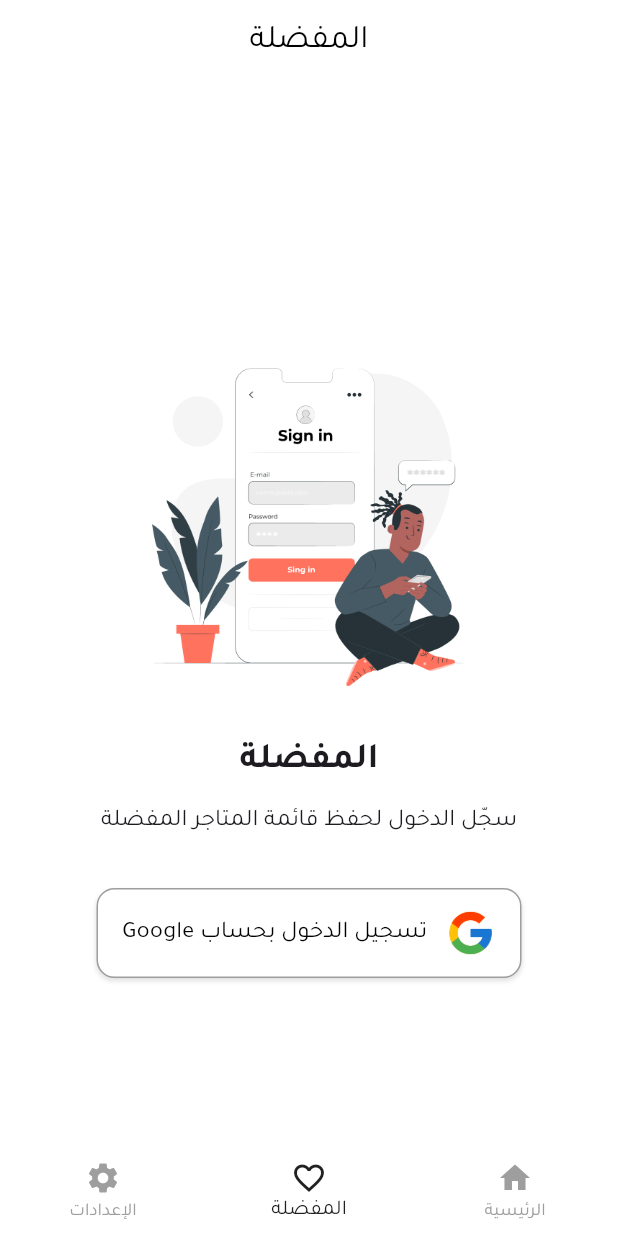
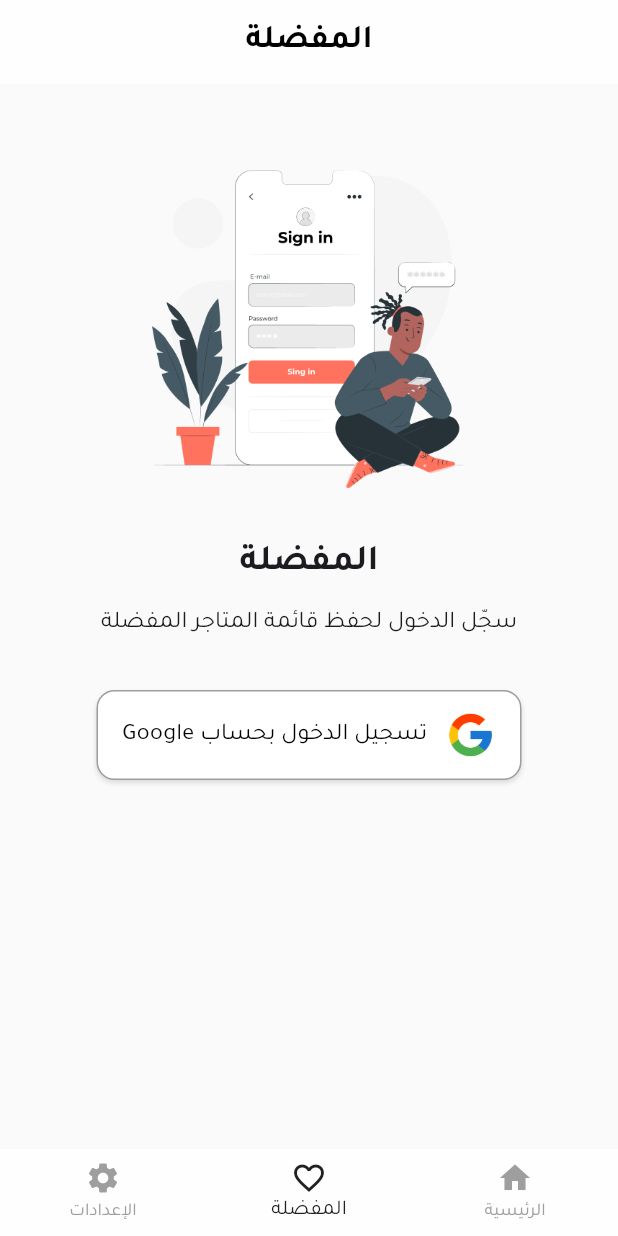
Before and after one commit to BaraAttar/Couponati, a Flutter app: the screen it shows after launch, item 2 of the bottom bar chosen, on a phone screen of 412 x 824 dp. Run offline on Flutter 3.47's test engine with Material 3 defaults, Android fonts, the phone set to English and light mode, and no system bars; drawn by our look-alikes of flutter_bounceable; our stand-ins replace carousel_slider, flutter_dotenv, flutter_secure_storage, google_sign_in, logger, shared_preferences and 1 more; accounts and stored records are empty; network calls fail.

Commit message:
fix: favourites, settings pages UI

```diff
--- a/lib/features/favourites/favourites_page.dart
+++ b/lib/features/favourites/favourites_page.dart
@@ -1,6 +1,5 @@
+import 'dart:ui';
 import 'package:flutter/material.dart';
-// import 'package:my_app/core/logger/logger_service.dart';
-// import 'package:my_app/core/storage/token_storage.dart';
 import 'package:my_app/features/auth/auth_controller.dart';
 import 'package:my_app/features/auth/widgets/google_signin_button.dart';
 import 'package:my_app/features/favourites/favourites_controller.dart';
@@ -13,62 +12,99 @@ import 'package:skeletonizer/skeletonizer.dart';
 class Favourites extends StatelessWidget {
   const Favourites({super.key});
 
+  Future<void> _onRefresh(FavouritesController favController) async {
+    await favController.fetchFavourites();
+  }
+
   @override
   Widget build(BuildContext context) {
-    // void onPressed() async {
-    //   final token = await TokenStorage.getToken();
-    //   AppLogger.d(token.toString());
-    // }
+    final theme = Theme.of(context);
+    final favController = context.read<FavouritesController>();
+    final headerHeight = kToolbarHeight + MediaQuery.of(context).padding.top;
 
     return Scaffold(
-      appBar: AppBar(title: Text(S.of(context).favourites_title), centerTitle: true),
-      body: SafeArea(
+      backgroundColor: Theme.of(context).colorScheme.surfaceDim,
+      body: Stack(
+        children: [
+          // ✅ المحتوى الرئيسي مع السحب للتحديث
+          RefreshIndicator(
+            displacement: headerHeight + 20,
+            onRefresh: () => _onRefresh(favController),
             child: Consumer<AuthController>(
-          builder: (context, auth, child) {
-            // return ElevatedButton(onPressed: onPressed, child: Text("token"));
+              builder: (context, auth, _) {
                 if (auth.isLoading) {
                   return const Center(child: CircularProgressIndicator());
                 }
 
                 if (!auth.isLoggedIn) {
-              return _buildGuestView(context);
-            }
-
-            final favController = context.read<FavouritesController>();
-
-            // تحميل المفضلة عند تسجيل الدخول إذا كانت فارغة
-            if (favController.favourites.isEmpty && !favController.isLoading) {
-              favController.fetchFavourites();
+                  return _buildGuestView(context, headerHeight);
                 }
 
                 return Consumer<FavouritesController>(
-              builder: (context, favourites, child) {
+                  builder: (context, favourites, _) {
                     if (favourites.isLoading) {
-                  return _loadingSkeletonContent();
+                      return _loadingSkeletonContent(headerHeight);
                     }
 
-                if (favourites.favourites.isEmpty) {
-                  return Center(
-                    child: Text(S.of(context).favourites_no_favourites),
-                  );
+                    final favList = favourites.favourites;
+
+                    if (favList.isEmpty) {
+                      return _emptyFavouritesView(context, headerHeight);
                     }
 
-                return _favouritesListContent(context, favourites.favourites);
+                    return _favouritesListContent(
+                      context,
+                      favList,
+                      headerHeight,
+                    );
                   },
                 );
               },
             ),
           ),
+
+          // ✅ الهيدر الزجاجي (Blur)
+          Positioned(
+            top: 0,
+            left: 0,
+            right: 0,
+            child: ClipRect(
+              child: BackdropFilter(
+                filter: ImageFilter.blur(sigmaX: 20, sigmaY: 20),
+                child: Container(
+                  height: headerHeight,
+                  padding: EdgeInsets.only(
+                    top: MediaQuery.of(context).padding.top,
+                  ),
+                  alignment: Alignment.center,
+                  decoration: BoxDecoration(
+                    color: theme.colorScheme.surface.withValues(alpha: 0.7),
+                  ),
+                  child: Text(
+                    S.of(context).favourites_title,
+                    style: theme.textTheme.titleLarge?.copyWith(
+                      fontWeight: FontWeight.w600,
+                      color: theme.colorScheme.onSurface,
+                    ),
+                  ),
+                ),
+              ),
+            ),
+          ),
+        ],
+      ),
     );
   }
 
-  Widget _buildGuestView(BuildContext context) {
+  /// 🩵 واجهة المستخدم في حال المستخدم ضيف
+  Widget _buildGuestView(BuildContext context, double headerHeight) {
     final theme = Theme.of(context);
 
-    return Center(
-      child: Padding(
-        padding: const EdgeInsets.all(24.0),
-        child: Column(
+    return ListView(
+      physics: const AlwaysScrollableScrollPhysics(),
+      padding: EdgeInsets.only(top: headerHeight + 40, left: 24, right: 24),
+      children: [
+        Column(
           mainAxisAlignment: MainAxisAlignment.center,
           children: [
             Image.asset(
@@ -100,15 +136,18 @@ class Favourites extends StatelessWidget {
               ),
             ),
             const SizedBox(height: 32),
-            GoogleSigninButton(),
+            const GoogleSigninButton(),
           ],
         ),
-      ),
+      ],
     );
   }
 
-  Widget _loadingSkeletonContent() {
+  /// 🩶 محتوى التحميل (skeletons)
+  Widget _loadingSkeletonContent(double headerHeight) {
     return ListView.builder(
+      padding: EdgeInsets.only(top: headerHeight + 8, bottom: 32),
+      physics: const AlwaysScrollableScrollPhysics(),
       itemCount: 3,
       itemBuilder: (context, index) {
         return Skeletonizer(
@@ -125,17 +164,36 @@ class Favourites extends StatelessWidget {
     );
   }
 
+  /// ❤️ قائمة المفضلات
   Widget _favouritesListContent(
     BuildContext context,
     List<StoreModel> favouritesList,
+    double headerHeight,
   ) {
     return ListView.builder(
+      padding: EdgeInsets.only(top: headerHeight + 8, bottom: 32),
+      physics: const AlwaysScrollableScrollPhysics(),
       itemCount: favouritesList.length,
       itemBuilder: (context, index) {
-        // AppLogger.d(favouritesList[index].coupon.length.toString());
         final store = favouritesList[index];
         return StoreCard(store: store);
       },
     );
   }
+
+  /// 🩶 في حال لا توجد مفضلة
+  Widget _emptyFavouritesView(BuildContext context, double headerHeight) {
+    return ListView(
+      physics: const AlwaysScrollableScrollPhysics(),
+      padding: EdgeInsets.only(top: headerHeight + 100),
+      children: [
+        Center(
+          child: Text(
+            S.of(context).favourites_no_favourites,
+            style: Theme.of(context).textTheme.bodyLarge,
+          ),
+        ),
+      ],
+    );
   }
+}
--- a/lib/features/settings/settings_page.dart
+++ b/lib/features/settings/settings_page.dart
@@ -47,7 +47,7 @@ class _SettingsState extends State<Settings> {
               child: Container(
                 height: MediaQuery.of(context).padding.top,
                 decoration: BoxDecoration(
-                  color: theme.colorScheme.surfaceDim.withValues(alpha: 0.7),
+                  color: theme.colorScheme.surface.withValues(alpha: 0.7),
                 ),
               ),
             ),
--- a/lib/main.dart
+++ b/lib/main.dart
@@ -12,7 +12,6 @@ import 'package:provider/provider.dart';
 import 'package:flutter_dotenv/flutter_dotenv.dart';
 import 'generated/l10n.dart';
 
-// TODO: add Localization files [ar-en]
 void main() async {
   WidgetsFlutterBinding.ensureInitialized();
   await dotenv.load(fileName: ".env");
```
Lines whose indentation alone changed are shown as unchanged.
